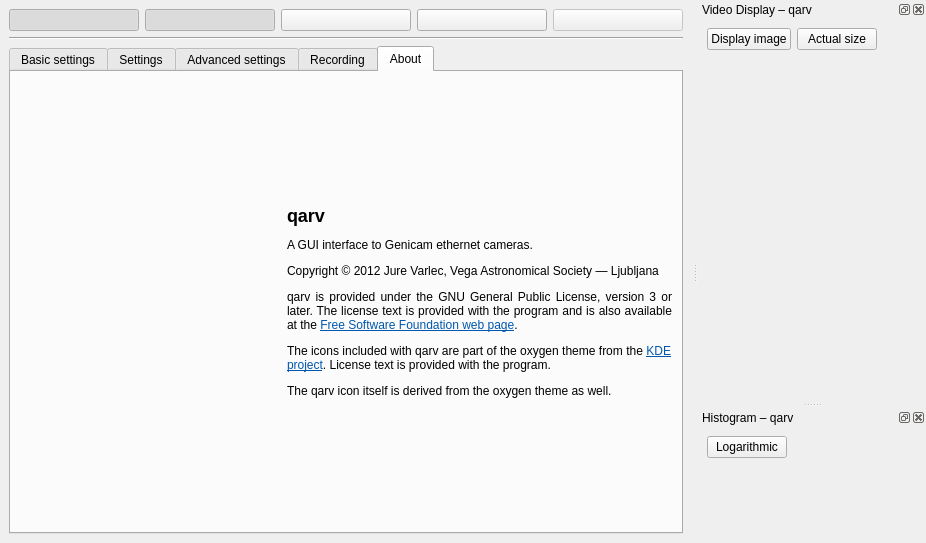
Qt form src/mainwindow.ui (AD-Vega/qarv) before a commit.
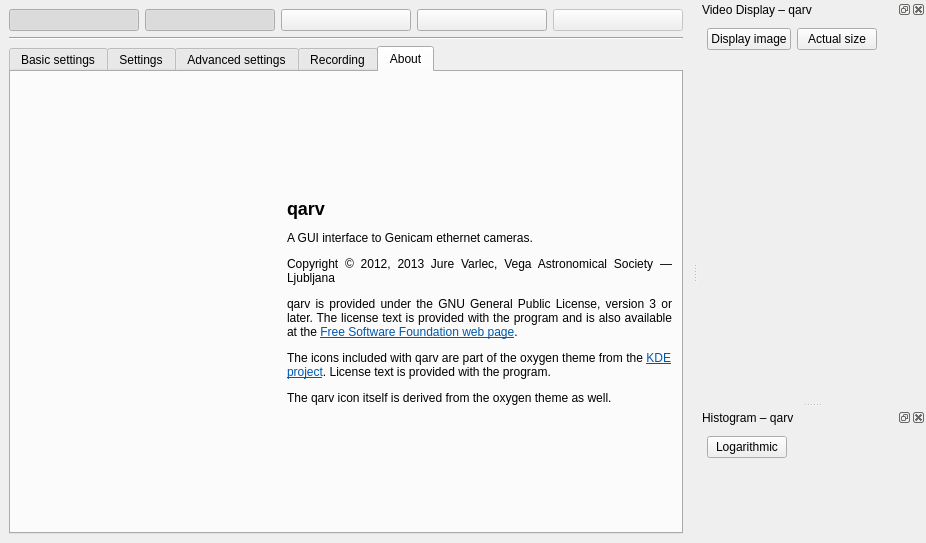
The same form after that commit. The open tabs and pages were chosen to show the change. Icons and pictures are not drawn. Custom widgets are drawn as their Qt base class.

Commit message: Update copyright year.

Patch:
```diff
--- a/src/mainwindow.ui
+++ b/src/mainwindow.ui
@@ -1010,7 +1010,7 @@
         <item row="0" column="1">
          <widget class="QLabel" name="label_19">
           <property name="text">
-           <string>&lt;html&gt;&lt;head/&gt;&lt;body&gt;&lt;p&gt;&lt;span style=&quot; font-size:x-large; font-weight:600;&quot;&gt;qarv&lt;/span&gt;&lt;/p&gt;&lt;p&gt;A GUI interface to Genicam ethernet cameras.&lt;/p&gt;&lt;p&gt;Copyright © 2012 Jure Varlec, Vega Astronomical Society — Ljubljana&lt;/p&gt;&lt;p&gt;qarv is provided under the GNU General Public License, version 3 or later. The license text is provided with the program and is also available at the &lt;a href=&quot;http://www.gnu.org/licenses/gpl.html&quot;&gt;&lt;span style=&quot; text-decoration: underline; color:#0057ae;&quot;&gt;Free Software Foundation web page&lt;/span&gt;&lt;/a&gt;.&lt;/p&gt;&lt;p&gt;The icons included with qarv are part of the oxygen theme from the &lt;a href=&quot;http://www.kde.org&quot;&gt;&lt;span style=&quot; text-decoration: underline; color:#0057ae;&quot;&gt;KDE project&lt;/span&gt;&lt;/a&gt;. License text is provided with the program.&lt;/p&gt;&lt;p&gt;The qarv icon itself is derived from the oxygen theme as well.&lt;/p&gt;&lt;/body&gt;&lt;/html&gt;</string>
+           <string>&lt;html&gt;&lt;head/&gt;&lt;body&gt;&lt;p&gt;&lt;span style=&quot; font-size:x-large; font-weight:600;&quot;&gt;qarv&lt;/span&gt;&lt;/p&gt;&lt;p&gt;A GUI interface to Genicam ethernet cameras.&lt;/p&gt;&lt;p&gt;Copyright © 2012, 2013 Jure Varlec, Vega Astronomical Society — Ljubljana&lt;/p&gt;&lt;p&gt;qarv is provided under the GNU General Public License, version 3 or later. The license text is provided with the program and is also available at the &lt;a href=&quot;http://www.gnu.org/licenses/gpl.html&quot;&gt;&lt;span style=&quot; text-decoration: underline; color:#0057ae;&quot;&gt;Free Software Foundation web page&lt;/span&gt;&lt;/a&gt;.&lt;/p&gt;&lt;p&gt;The icons included with qarv are part of the oxygen theme from the &lt;a href=&quot;http://www.kde.org&quot;&gt;&lt;span style=&quot; text-decoration: underline; color:#0057ae;&quot;&gt;KDE project&lt;/span&gt;&lt;/a&gt;. License text is provided with the program.&lt;/p&gt;&lt;p&gt;The qarv icon itself is derived from the oxygen theme as well.&lt;/p&gt;&lt;/body&gt;&lt;/html&gt;</string>
           </property>
           <property name="alignment">
            <set>Qt::AlignJustify|Qt::AlignVCenter</set>
```
